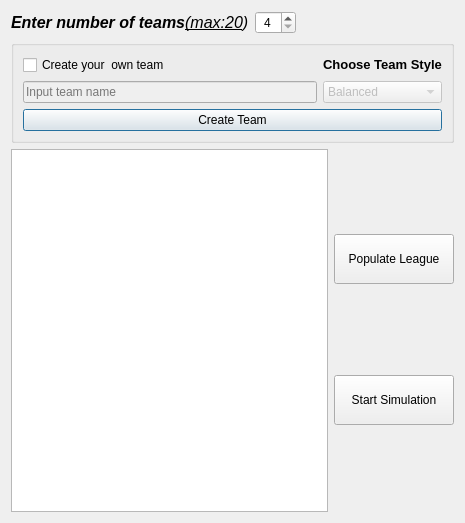
Unmystic/LeagueSimulationGui, file LGU/new.ui: the form before one commit.
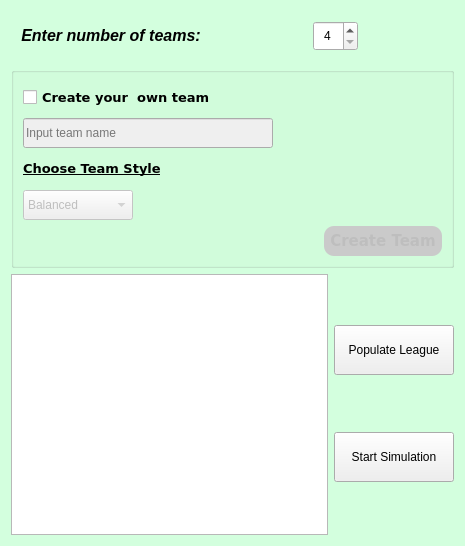
The form after the commit.

Commit message: Added Basic team generation

The edit to the form file:
```diff
--- a/LGU/new.ui
+++ b/LGU/new.ui
@@ -7,27 +7,57 @@
     <x>0</x>
     <y>0</y>
     <width>465</width>
-    <height>523</height>
+    <height>546</height>
    </rect>
   </property>
   <property name="windowTitle">
    <string>Dialog</string>
   </property>
   <property name="autoFillBackground">
-   <bool>true</bool>
+   <bool>false</bool>
+  </property>
+  <property name="styleSheet">
+   <string notr="true">QDialog{
+background-color:rgb(211, 255, 222);
+}</string>
   </property>
   <layout class="QVBoxLayout" name="verticalLayout_2">
    <item>
     <layout class="QHBoxLayout" name="horizontalLayout">
      <item>
       <widget class="QLabel" name="label">
+       <property name="minimumSize">
+        <size>
+         <width>200</width>
+         <height>50</height>
+        </size>
+       </property>
        <property name="text">
-        <string>&lt;html&gt;&lt;head/&gt;&lt;body&gt;&lt;p&gt;&lt;span style=&quot; font-size:12pt; font-weight:700; font-style:italic;&quot;&gt;Enter number of teams&lt;/span&gt;&lt;span style=&quot; font-size:12pt; font-style:italic;&quot;/&gt;&lt;span style=&quot; font-size:12pt; font-style:italic; text-decoration: underline;&quot;&gt;(max:20&lt;/span&gt;&lt;span style=&quot; font-size:12pt; font-style:italic;&quot;&gt;)&lt;/span&gt;&lt;/p&gt;&lt;/body&gt;&lt;/html&gt;</string>
+        <string>&lt;html&gt;&lt;head/&gt;&lt;body&gt;&lt;p align=&quot;center&quot;&gt;&lt;span style=&quot; font-size:12pt; font-weight:700; font-style:italic;&quot;&gt;Enter number of teams:&lt;/span&gt;&lt;/p&gt;&lt;/body&gt;&lt;/html&gt;</string>
        </property>
       </widget>
      </item>
+     <item>
+      <spacer name="horizontalSpacer">
+       <property name="orientation">
+        <enum>Qt::Horizontal</enum>
+       </property>
+       <property name="sizeHint" stdset="0">
+        <size>
+         <width>40</width>
+         <height>20</height>
+        </size>
+       </property>
+      </spacer>
+     </item>
      <item>
       <widget class="QSpinBox" name="spinBox">
+       <property name="minimumSize">
+        <size>
+         <width>45</width>
+         <height>30</height>
+        </size>
+       </property>
        <property name="wrapping">
         <bool>false</bool>
        </property>
@@ -67,13 +97,13 @@
       </widget>
      </item>
      <item>
-      <spacer name="horizontalSpacer">
+      <spacer name="horizontalSpacer_2">
        <property name="orientation">
         <enum>Qt::Horizontal</enum>
        </property>
        <property name="sizeHint" stdset="0">
         <size>
-         <width>40</width>
+         <width>88</width>
          <height>20</height>
         </size>
        </property>
@@ -86,19 +116,93 @@
      <property name="title">
       <string/>
      </property>
-     <layout class="QGridLayout" name="gridLayout">
-      <item row="0" column="0">
+     <layout class="QVBoxLayout" name="verticalLayout_3">
+      <item>
        <widget class="QCheckBox" name="checkBox">
+        <property name="minimumSize">
+         <size>
+          <width>0</width>
+          <height>30</height>
+         </size>
+        </property>
+        <property name="font">
+         <font>
+          <family>Verdana</family>
+          <pointsize>10</pointsize>
+          <italic>false</italic>
+          <bold>true</bold>
+          <underline>false</underline>
+         </font>
+        </property>
         <property name="text">
          <string>Create your  own team</string>
         </property>
        </widget>
       </item>
-      <item row="1" column="1">
+      <item>
+       <widget class="QLineEdit" name="lineEdit">
+        <property name="enabled">
+         <bool>false</bool>
+        </property>
+        <property name="minimumSize">
+         <size>
+          <width>165</width>
+          <height>30</height>
+         </size>
+        </property>
+        <property name="maximumSize">
+         <size>
+          <width>250</width>
+          <height>16777215</height>
+         </size>
+        </property>
+        <property name="placeholderText">
+         <string>Input team name</string>
+        </property>
+       </widget>
+      </item>
+      <item>
+       <widget class="QLabel" name="label_teamStyle">
+        <property name="minimumSize">
+         <size>
+          <width>120</width>
+          <height>30</height>
+         </size>
+        </property>
+        <property name="maximumSize">
+         <size>
+          <width>150</width>
+          <height>16777215</height>
+         </size>
+        </property>
+        <property name="font">
+         <font>
+          <family>Verdana</family>
+          <underline>true</underline>
+         </font>
+        </property>
+        <property name="text">
+         <string>&lt;html&gt;&lt;head/&gt;&lt;body&gt;&lt;p&gt;&lt;span style=&quot; font-size:10pt; font-weight:700;&quot;&gt;Choose Team Style&lt;/span&gt;&lt;/p&gt;&lt;/body&gt;&lt;/html&gt;</string>
+        </property>
+       </widget>
+      </item>
+      <item>
        <widget class="QComboBox" name="comboBox">
         <property name="enabled">
          <bool>false</bool>
         </property>
+        <property name="minimumSize">
+         <size>
+          <width>110</width>
+          <height>30</height>
+         </size>
+        </property>
+        <property name="maximumSize">
+         <size>
+          <width>20</width>
+          <height>16777215</height>
+         </size>
+        </property>
         <item>
          <property name="text">
           <string>Balanced</string>
@@ -126,29 +230,58 @@
         </item>
        </widget>
       </item>
-      <item row="0" column="1">
-       <widget class="QLabel" name="label_teamStyle">
-        <property name="text">
-         <string>&lt;html&gt;&lt;head/&gt;&lt;body&gt;&lt;p&gt;&lt;span style=&quot; font-size:10pt; font-weight:700;&quot;&gt;Choose Team Style&lt;/span&gt;&lt;/p&gt;&lt;/body&gt;&lt;/html&gt;</string>
-        </property>
-       </widget>
-      </item>
-      <item row="3" column="0" colspan="2">
-       <widget class="QPushButton" name="pushCreateTeam">
-        <property name="text">
-         <string>Create Team</string>
-        </property>
-       </widget>
-      </item>
-      <item row="1" column="0">
-       <widget class="QLineEdit" name="lineEdit">
-        <property name="enabled">
-         <bool>false</bool>
-        </property>
-        <property name="placeholderText">
-         <string>Input team name</string>
-        </property>
-       </widget>
+      <item>
+       <layout class="QHBoxLayout" name="horizontalLayout_3">
+        <item>
+         <spacer name="horizontalSpacer_4">
+          <property name="orientation">
+           <enum>Qt::Horizontal</enum>
+          </property>
+          <property name="sizeHint" stdset="0">
+           <size>
+            <width>40</width>
+            <height>20</height>
+           </size>
+          </property>
+         </spacer>
+        </item>
+        <item>
+         <widget class="QPushButton" name="pushCreateTeam">
+          <property name="enabled">
+           <bool>false</bool>
+          </property>
+          <property name="maximumSize">
+           <size>
+            <width>125</width>
+            <height>40</height>
+           </size>
+          </property>
+          <property name="font">
+           <font>
+            <family>Verdana</family>
+            <pointsize>11</pointsize>
+            <bold>true</bold>
+           </font>
+          </property>
+          <property name="styleSheet">
+           <string notr="true">QPushButton {
+	background-color: rgb(202, 202, 202);
+	border-style: outset;
+    border-radius: 10px;
+    min-width: 5em;
+    padding: 6px;
+}
+QPushButton:pressed {
+    background-color: green;
+    border-style: inset;
+}</string>
+          </property>
+          <property name="text">
+           <string>Create Team</string>
+          </property>
+         </widget>
+        </item>
+       </layout>
       </item>
      </layout>
     </widget>
```
Left out of the diff: 32 changed lines with no effect on the pictures. The commit also changes 25 other files.
